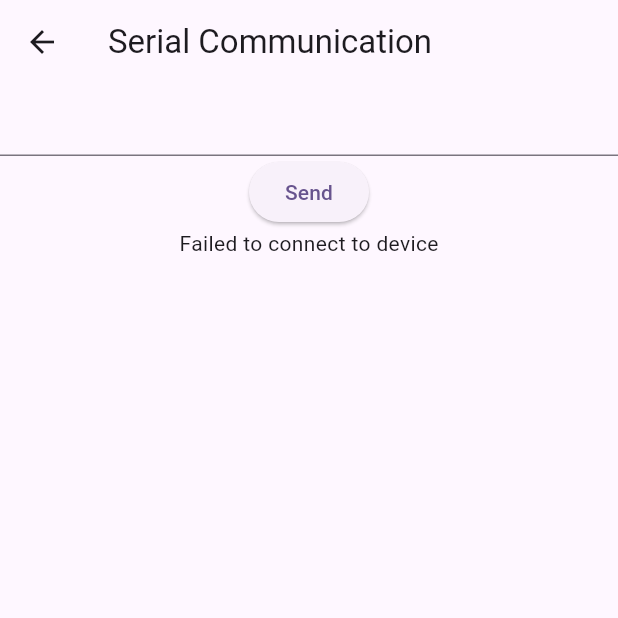
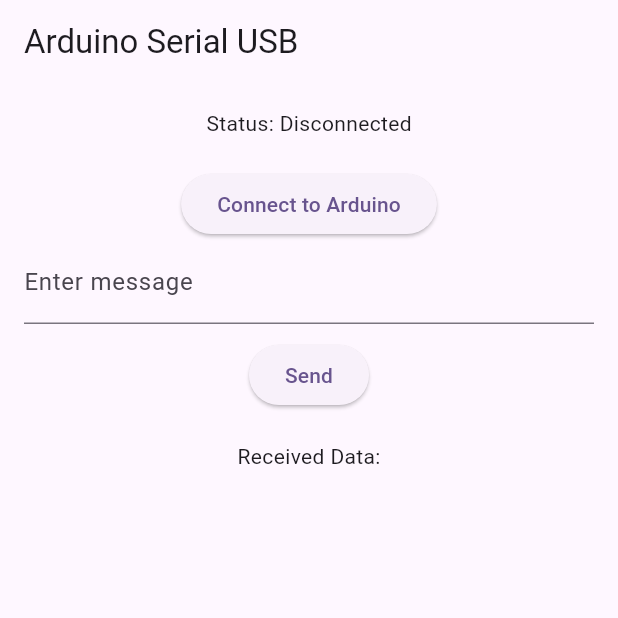
Before and after one commit to itxprashant/arm_control_flutter, a Flutter app: the SerialHomePage screen opened directly, on a phone screen of 412 x 824 dp, the top half of it. Run offline on Flutter 3.47's test engine with Material 3 defaults, Android fonts, the phone set to English and light mode, and no system bars; our stand-ins replace speech_to_text; missing offline and left inert: usb_serial.

Commit message:
fixed serial communication (in serial_home)

```diff
--- a/arm_control/lib/main.dart
+++ b/arm_control/lib/main.dart
@@ -1,6 +1,6 @@
 import 'package:flutter/material.dart';
-import 'package:usb_serial/usb_serial.dart';
-import 'package:usb_serial/transaction.dart';
+// import 'package:usb_serial/usb_serial.dart';
+// import 'package:usb_serial/transaction.dart';
 import 'serial_home.dart';
 import 'pick_item_homepage.dart';
 import 'voice_control.dart';
--- a/arm_control/lib/serial_home.dart
+++ b/arm_control/lib/serial_home.dart
@@ -1,104 +1,105 @@
+import 'dart:typed_data';
 import 'package:flutter/material.dart';
-import 'dart:typed_data';
 import 'package:usb_serial/usb_serial.dart';
-import 'package:usb_serial/transaction.dart';
 
-class SerialService {
-  UsbPort? _port;
-  Transaction<String>? _transaction;
+void main() => runApp(MyApp());
 
-  Future<bool> connectToDevice() async {
-    List<UsbDevice> devices = await UsbSerial.listDevices();
-    if (devices.isNotEmpty) {
-      _port = await devices[0].create();
-      bool openResult = await _port!.open();
-      if (openResult) {
-        await _port!.setDTR(true);
-        await _port!.setRTS(true);
-        await _port!.setPortParameters(
-          9600,
-          UsbPort.DATABITS_8,
-          UsbPort.STOPBITS_1,
-          UsbPort.PARITY_NONE,
-        );
-        _transaction = Transaction.stringTerminated(
-          _port!.inputStream!,
-          Uint8List.fromList([13, 10]), // \r\n
-        );
-        return true;
-      }
-    }
-    return false;
-  }
-
-  Stream<String>? getInputStream() {
-    return _transaction?.stream;
-  }
-
-  Future<void> sendData(String data) async {
-    if (_port != null) {
-      await _port!.write(Uint8List.fromList(data.codeUnits));
-    }
-  }
-
-  Future<void> disconnect() async {
-    _transaction?.dispose();
-    await _port?.close();
-    _port = null;
+class MyApp extends StatelessWidget {
+  @override
+  Widget build(BuildContext context) {
+    return MaterialApp(
+      title: 'Arduino Serial App',
+      theme: ThemeData(primarySwatch: Colors.blue),
+      home: SerialHomePage(),
+    );
   }
 }
 
 class SerialHomePage extends StatefulWidget {
   @override
-  _SerialHomeState createState() => _SerialHomeState();
+  _SerialHomePageState createState() => _SerialHomePageState();
 }
 
-class _SerialHomeState extends State<SerialHomePage> {
-  final SerialService _serialService = SerialService();
-  final TextEditingController _controller = TextEditingController();
-  String _output = '';
+class _SerialHomePageState extends State<SerialHomePage> {
+  UsbPort? _port;
+  String _status = "Disconnected";
+  String _receivedData = "";
+  TextEditingController _controller = TextEditingController();
 
-  @override
-  void initState() {
-    super.initState();
-    _connectToDevice();
+  void _connectToDevice() async {
+    List<UsbDevice> devices = await UsbSerial.listDevices();
+    if (devices.isEmpty) {
+      setState(() => _status = "No USB device found");
+      return;
+    }
+
+    UsbPort? port = await devices[0].create();
+    bool open = await (port?.open() ?? Future.value(false));
+    if (!open) {
+      setState(() => _status = "Failed to open port");
+      return;
+    }
+
+    await port?.setDTR(true);
+    await port?.setRTS(true);
+    await port?.setPortParameters(
+      9600,
+      UsbPort.DATABITS_8,
+      UsbPort.STOPBITS_1,
+      UsbPort.PARITY_NONE,
+    );
+
+    port!.inputStream?.listen((Uint8List data) {
+      setState(() {
+        _receivedData += String.fromCharCodes(data);
+      });
+    });
+
+    setState(() {
+      _port = port;
+      _status = "Connected to ${devices[0].productName}";
+    });
   }
 
-  Future<void> _connectToDevice() async {
-    bool connected = await _serialService.connectToDevice();
-    if (connected) {
-      _serialService.getInputStream()?.listen((data) {
-        setState(() {
-          _output += data;
-        });
-      });
-    } else {
-      setState(() {
-        _output = 'Failed to connect to device';
-      });
-    }
-  }
-
-  Future<void> _sendData() async {
-    await _serialService.sendData(_controller.text);
+  void _sendData(String text) {
+    if (_port == null) return;
+    _port!.write(Uint8List.fromList("$text\n".codeUnits));
   }
 
   @override
   void dispose() {
-    _serialService.disconnect();
+    _port?.close();
     super.dispose();
   }
 
   @override
   Widget build(BuildContext context) {
     return Scaffold(
-      appBar: AppBar(title: Text('Serial Communication')),
-      body: Column(
-        children: [
-          TextField(controller: _controller),
-          ElevatedButton(onPressed: _sendData, child: Text('Send')),
-          Expanded(child: SingleChildScrollView(child: Text(_output))),
-        ],
+      appBar: AppBar(title: Text("Arduino Serial USB")),
+      body: Padding(
+        padding: const EdgeInsets.all(16.0),
+        child: Column(
+          children: [
+            Text("Status: $_status"),
+            SizedBox(height: 20),
+            ElevatedButton(
+              onPressed: _connectToDevice,
+              child: Text("Connect to Arduino"),
+            ),
+            TextField(
+              controller: _controller,
+              decoration: InputDecoration(labelText: "Enter message"),
+            ),
+            SizedBox(height: 10),
+            ElevatedButton(
+              onPressed: () => _sendData(_controller.text),
+              child: Text("Send"),
+            ),
+            SizedBox(height: 20),
+            Text("Received Data:"),
+            Expanded(child: SingleChildScrollView(child: Text(_receivedData))),
+          ],
+        ),
       ),
     );
   }
```
